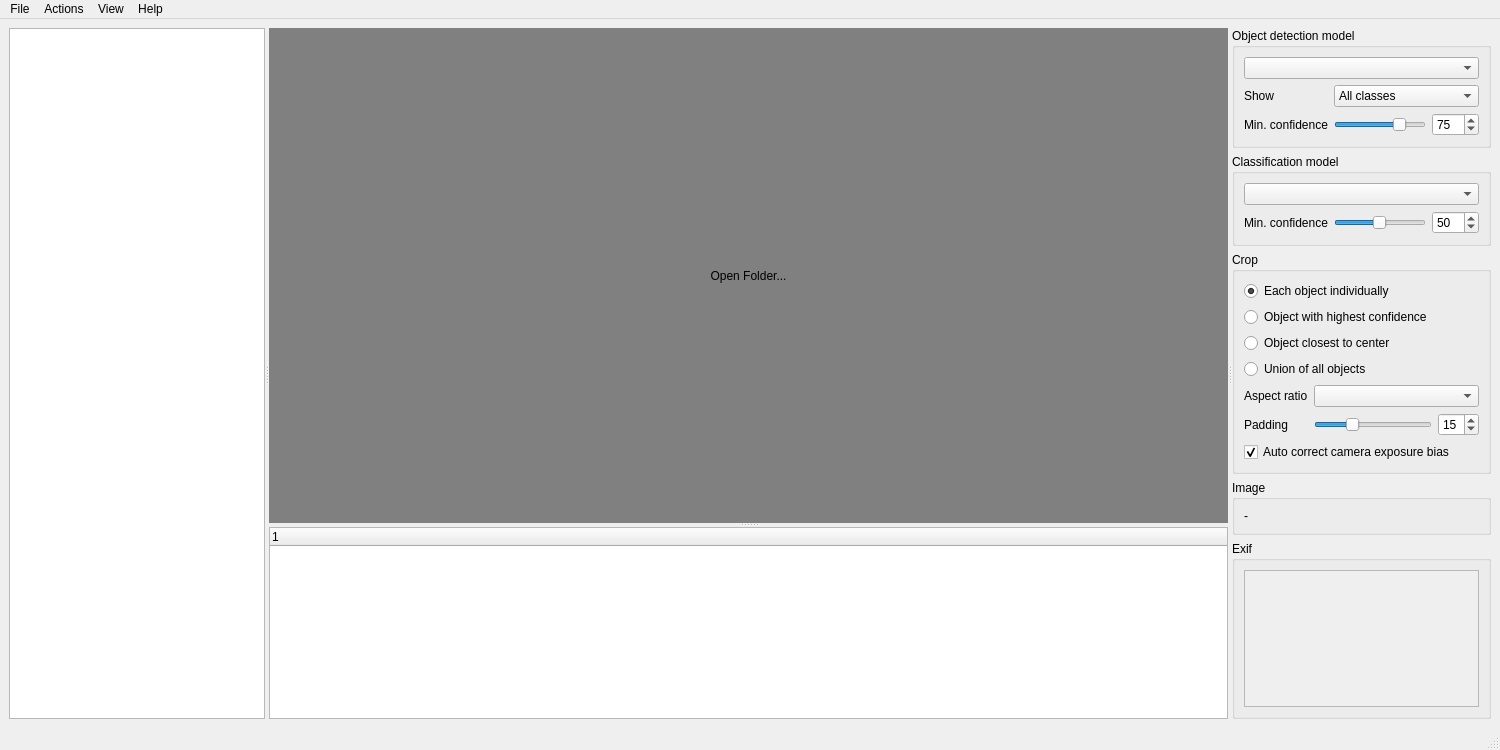
Qt form src/detectorist/detectorist_app_gui.ui (kenwer/detectorist) before a commit.
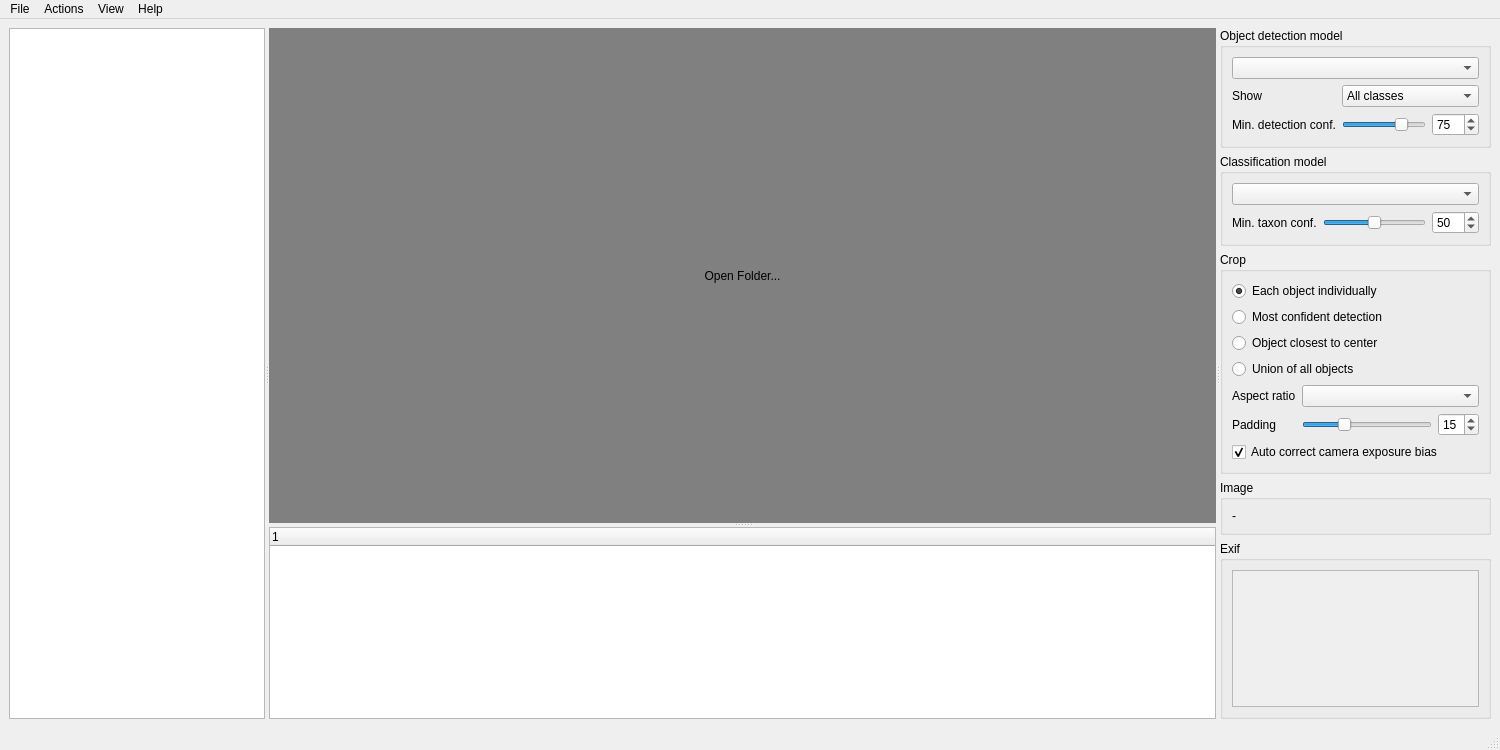
The same form after that commit. Custom widgets are drawn as their Qt base class.

Commit message: Clarify detection confidence slider naming

What changed in the file:
```diff
--- a/src/detectorist/detectorist_app_gui.ui
+++ b/src/detectorist/detectorist_app_gui.ui
@@ -128,7 +128,7 @@
               <string>The confidence threshold for filtering detections</string>
              </property>
              <property name="text">
-              <string>Min. confidence</string>
+              <string>Min. detection conf.</string>
              </property>
             </widget>
            </item>
@@ -207,7 +207,7 @@
               <string>Names the classifier is less sure of than this are not shown</string>
              </property>
              <property name="text">
-              <string>Min. confidence</string>
+              <string>Min. taxon conf.</string>
              </property>
             </widget>
            </item>
@@ -283,7 +283,7 @@
               <string>Crops to the object with the highest confidence only into a new image</string>
              </property>
              <property name="text">
-              <string>Object with highest confidence</string>
+              <string>Most confident detection</string>
              </property>
              <property name="checked">
               <bool>false</bool>
```
Left out of the diff: 20 changed lines with no effect on the pictures. The commit also changes 2 other files.
